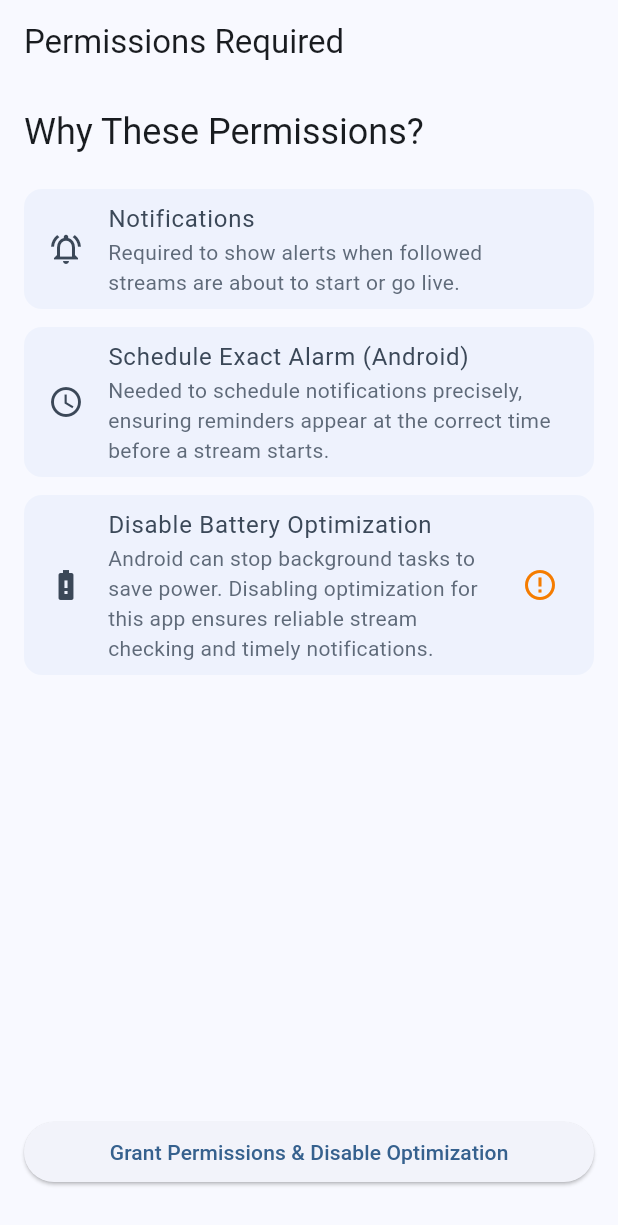
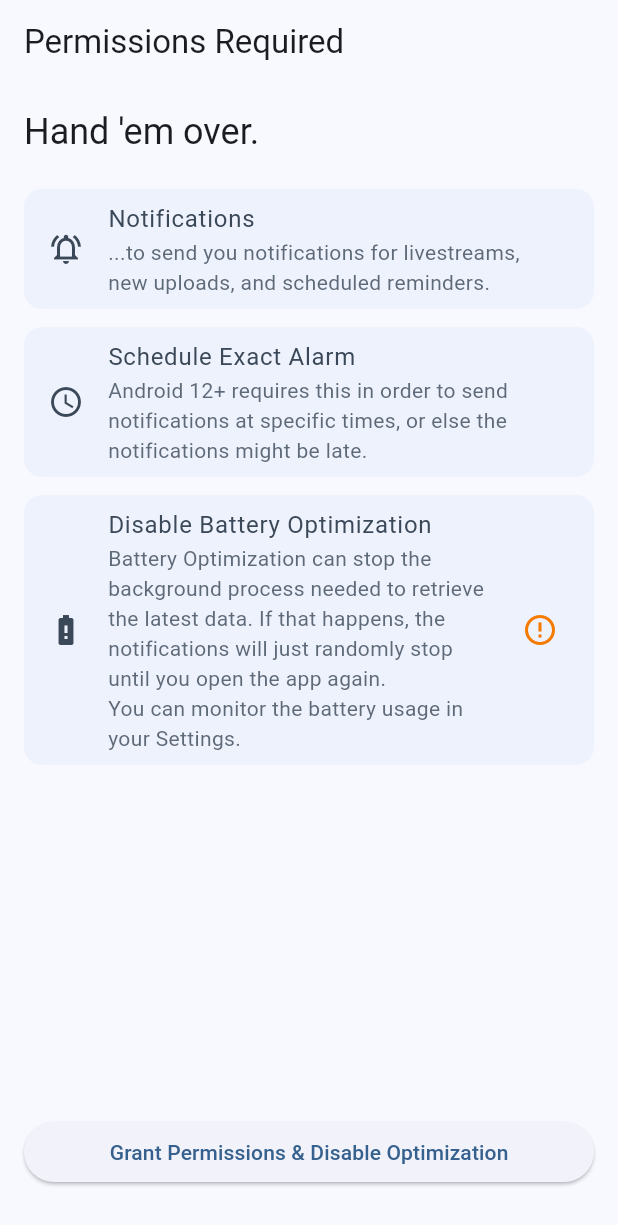
Before and after one commit to Ayrlin-Renata/holodex-notifier, a Flutter app: the PermissionExplanationPage screen opened directly, after a tap on "Grant Permissions & Disable Optimization", on a phone screen of 412 x 824 dp. Shown: the top 1225 px of the screen. Run offline on Flutter 3.47's test engine with Material 3 defaults, Android fonts, the phone set to English and light mode, and no system bars; our stand-ins replace cached_network_image, connectivity_plus, device_info_plus, dio, drift, file_picker and 15 more; missing offline and left inert: disable_battery_optimization, flutter_background_service; accounts and stored records are empty; generated files the repository leaves out were written again.

Commit message:
permissions fix

```diff
--- a/holodex-notifier/holodex_notifier/lib/ui/pages/permission_explanation_page.dart
+++ b/holodex-notifier/holodex_notifier/lib/ui/pages/permission_explanation_page.dart
@@ -18,7 +18,6 @@ class PermissionExplanationPage extends HookConsumerWidget {
     final batteryState = useState<AsyncValue<bool>>(const AsyncValue.loading());
     final isLoading = useState(false);
     final needsNavigation = useState(false);
-    final requestedBatterySettings = useState(false);
     final appLifecycleState = useAppLifecycleState();
 
     final checkBatteryStatus = useCallback(() async {
@@ -64,15 +63,14 @@ class PermissionExplanationPage extends HookConsumerWidget {
 
     useEffect(() {
       logger.trace(
-        "[Permission Page Effect Lifecycle] State changed to: $appLifecycleState. requestedBatterySettings=${requestedBatterySettings.value}",
+        "[Permission Page Effect Lifecycle] State changed to: $appLifecycleState.",
       );
-      if (appLifecycleState == AppLifecycleState.resumed && requestedBatterySettings.value) {
-        logger.info("[Permission Page Effect Lifecycle] App resumed after requesting settings. Calling checkBatteryStatus.");
-        requestedBatterySettings.value = false;
+      if (appLifecycleState == AppLifecycleState.resumed) {
+        logger.info("[Permission Page Effect Lifecycle] App resumed. Calling checkBatteryStatus.");
         checkBatteryStatus();
       }
       return null;
-    }, [appLifecycleState, requestedBatterySettings, checkBatteryStatus]);
+    }, [appLifecycleState, checkBatteryStatus]);
 
     useEffect(() {
       final bool isBattDisabled = batteryState.value.maybeWhen(data: (d) => d, orElse: () => false);
@@ -119,24 +117,24 @@ class PermissionExplanationPage extends HookConsumerWidget {
         child: Column(
           crossAxisAlignment: CrossAxisAlignment.stretch,
           children: [
-            Text('Why These Permissions?', style: theme.textTheme.headlineSmall),
+            Text('Hand \'em over.', style: theme.textTheme.headlineSmall),
             const SizedBox(height: 16),
             _PermissionItem(
               icon: Icons.notifications_active_outlined,
               title: 'Notifications',
-              description: 'Required to show alerts when followed streams are about to start or go live.',
+              description: '...to send you notifications for livestreams, new uploads, and scheduled reminders.',
             ),
             _PermissionItem(
               icon: Icons.schedule_outlined,
-              title: 'Schedule Exact Alarm (Android)',
-              description: 'Needed to schedule notifications precisely, ensuring reminders appear at the correct time before a stream starts.',
+              title: 'Schedule Exact Alarm',
+              description: 'Android 12+ requires this in order to send notifications at specific times, or else the notifications might be late.',
             ),
             if (Platform.isAndroid)
               _PermissionItem(
                 icon: Icons.battery_alert_outlined,
                 title: 'Disable Battery Optimization',
                 description:
-                    'Android can stop background tasks to save power. Disabling optimization for this app ensures reliable stream checking and timely notifications.',
+                    'Battery Optimization can stop the background process needed to retrieve the latest data. If that happens, the notifications will just randomly stop until you open the app again.\nYou can monitor the battery usage in your Settings.',
                 trailing: batteryState.value.when(
                   data:
                       (isDisabled) =>
@@ -189,19 +187,18 @@ class PermissionExplanationPage extends HookConsumerWidget {
                           final bool requiresRequest = batteryState.value.maybeWhen(
                             data: (isDisabled) => !isDisabled,
                             loading: () => true,
-                            error: (_, s) => true,
+                            error: (_, __) => true,
                             orElse: () => true,
                           );
 
                           if (requiresRequest) {
                             logger.info(
-                              "[Permission Page Button] Battery opt requires request (State: ${batteryState.value}). Requesting user action...",
+                              "[Permission Page Button] Battery optimization needs to be disabled (Current State: ${batteryState.value}). Requesting user action...",
                             );
-                            requestedBatterySettings.value = true;
                             await notificationService.requestBatteryOptimizationDisabled();
-                            logger.info("[Permission Page Button] Directed user to battery settings/prompt. Waiting for resume.");
+                            logger.info("[Permission Page Button] System settings requested for battery optimization.");
                           } else {
-                            logger.info("[Permission Page Button] Battery optimization already disabled or state is data(true). No request needed.");
+                            logger.info("[Permission Page Button] Battery optimization already disabled or state reflects disabled. No request needed.");
                           }
                         } else {
                           logger.info("[Permission Page Button] Skipping battery optimization step (Not Android).");
--- a/holodex-notifier/holodex_notifier/lib/ui/widgets/channel_settings_tile.dart
+++ b/holodex-notifier/holodex_notifier/lib/ui/widgets/channel_settings_tile.dart
@@ -45,7 +45,7 @@ class ChannelSettingsTile extends ConsumerWidget {
                   Wrap(
                     spacing: 4.0,
                     runSpacing: 0.0,
-                    alignment: WrapAlignment.spaceBetween,
+                    alignment: WrapAlignment.start,
                     children: [
                       _buildToggleChip(
                         context: context,
```
